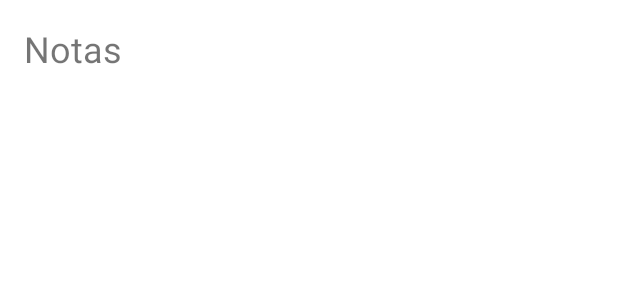
After one commit to DeniseLeandroDeCastro/Notas, an Android app: the layout item_nota.xml on its own in the app's theme, with its tools: preview values and no code run, on a phone screen of 412 x 824 dp. The commit adds this screen. Shown: the top 300 px of the screen. Run offline under Robolectric (Android 15) with nearby library versions, the phone set to English and light mode, and no system bars.

Commit message:
Criar o RecyclerView

```diff
--- a/app/src/main/res/layout/activity_main.xml
+++ b/app/src/main/res/layout/activity_main.xml
@@ -15,4 +15,11 @@
         android:layout_width="match_parent"
         android:layout_height="?attr/actionBarSize"
         android:background="@color/colorPrimaryDark"/>
+
+    <androidx.recyclerview.widget.RecyclerView
+        android:id="@+id/recycler_view"
+        app:layoutManager="LinearLayoutManager"
+        android:padding="8dp"
+        android:layout_width="match_parent"
+        android:layout_height="match_parent"/>
 </LinearLayout>
--- /dev/null
+++ b/app/src/main/res/layout/item_nota.xml
@@ -0,0 +1,16 @@
+<?xml version="1.0" encoding="utf-8"?>
+<LinearLayout
+    xmlns:android="http://schemas.android.com/apk/res/android"
+    android:orientation="vertical"
+    android:layout_width="match_parent"
+    android:layout_height="wrap_content">
+
+    <TextView
+        android:id="@+id/tv_nota"
+        android:text="@string/app_name"
+        android:layout_width="wrap_content"
+        android:layout_height="wrap_content"
+        android:padding="16dp"
+        android:textSize="24sp"/>
+
+</LinearLayout>
```
